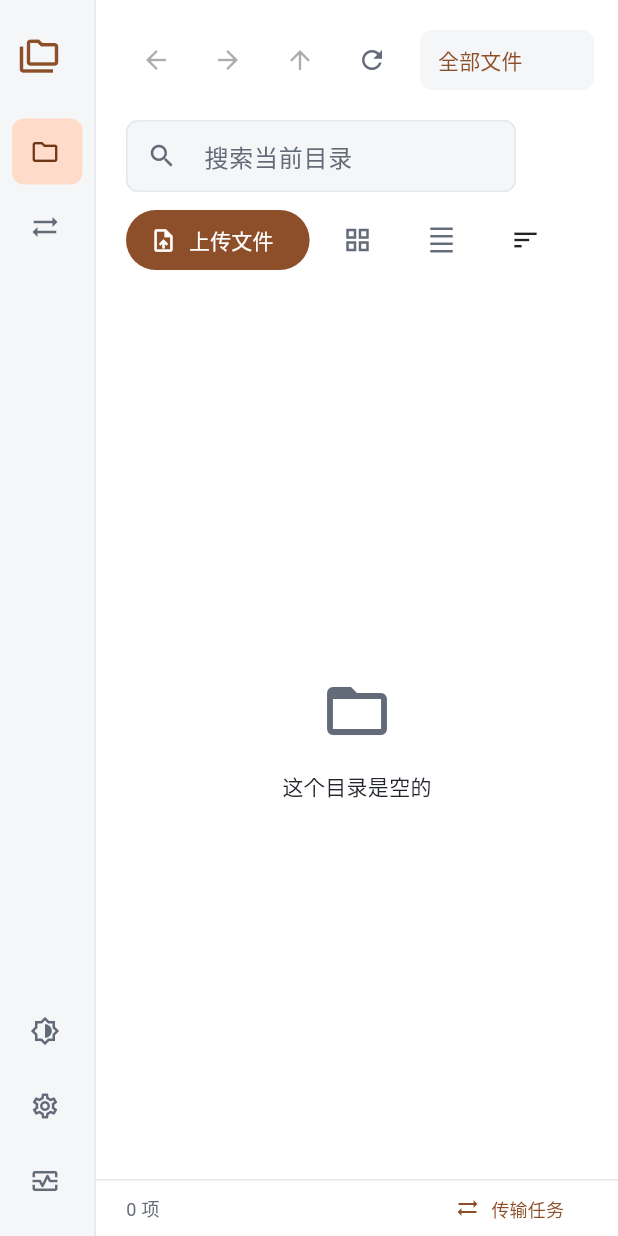
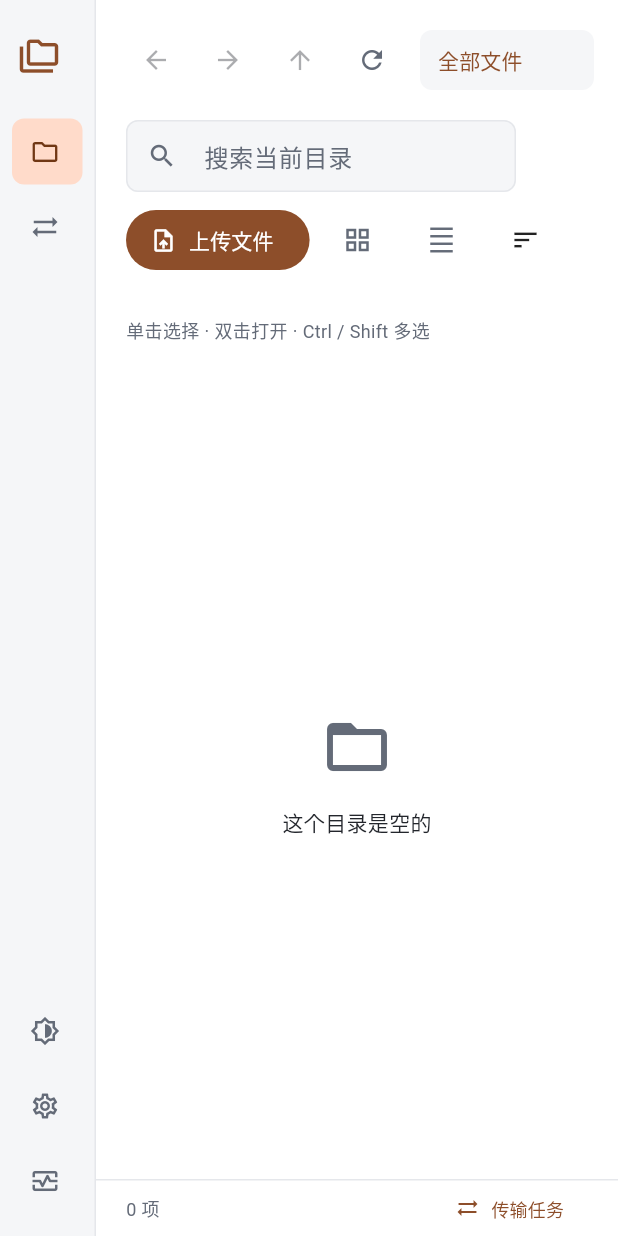
Before and after one commit to ZhengHaoF/file_server, a Flutter app: the DesktopFileBrowser widget shown alone on an empty page, opened directly with empty values, on a phone screen of 412 x 824 dp. Run offline on Flutter 3.47's test engine with Material 3 defaults, Android fonts, the phone set to English and light mode, and no system bars; our stand-ins replace cached_network_image, dio, file_picker, flutter_colorpicker, go_router, image_picker and 2 more; missing offline and left inert: desktop_drop, media_kit, media_kit_video; accounts and stored records are empty; network calls fail.

Commit message:
Keep desktop rows stationary during selection and double-click

```diff
--- a/flutter-app/lib/widgets/desktop_file_browser.dart
+++ b/flutter-app/lib/widgets/desktop_file_browser.dart
@@ -519,16 +519,32 @@ class _DesktopFileBrowserState extends State<DesktopFileBrowser> {
                       ],
                     ),
                   ),
-                  if (selected.isNotEmpty)
                   Container(
+                    // Reserve command-bar height. Inserting it only after
+                    // selection moves the row under the second double-click.
+                    height: 48,
                     padding: const EdgeInsets.symmetric(
                       horizontal: 20,
                       vertical: 4,
                     ),
-                      color: colors.primaryContainer.withValues(alpha: .45),
+                    color: selected.isEmpty
+                        ? colors.surface
+                        : colors.primaryContainer.withValues(alpha: .45),
                     child: Row(
                       children: [
-                          Expanded(child: Text('已选择 ${selected.length} 项')),
+                        Expanded(
+                          child: Text(
+                            selected.isEmpty
+                                ? '单击选择 · 双击打开 · Ctrl / Shift 多选'
+                                : '已选择 ${selected.length} 项',
+                            style: TextStyle(
+                              fontSize: 12,
+                              color: colors.onSurfaceVariant,
+                            ),
+                            maxLines: 1,
+                            overflow: TextOverflow.ellipsis,
+                          ),
+                        ),
                         if (selected.any((f) => f.isFile))
                           _button(
                             Icons.download_outlined,
@@ -547,6 +563,7 @@ class _DesktopFileBrowserState extends State<DesktopFileBrowser> {
                             () => widget.onDelete(selected.single),
                           ),
                         ],
+                        if (selected.isNotEmpty)
                           _button(
                             Icons.close,
                             '取消选择 · Escape',
```
Also changed, not shown: 1 other file. Lines whose indentation alone changed are shown as unchanged.
